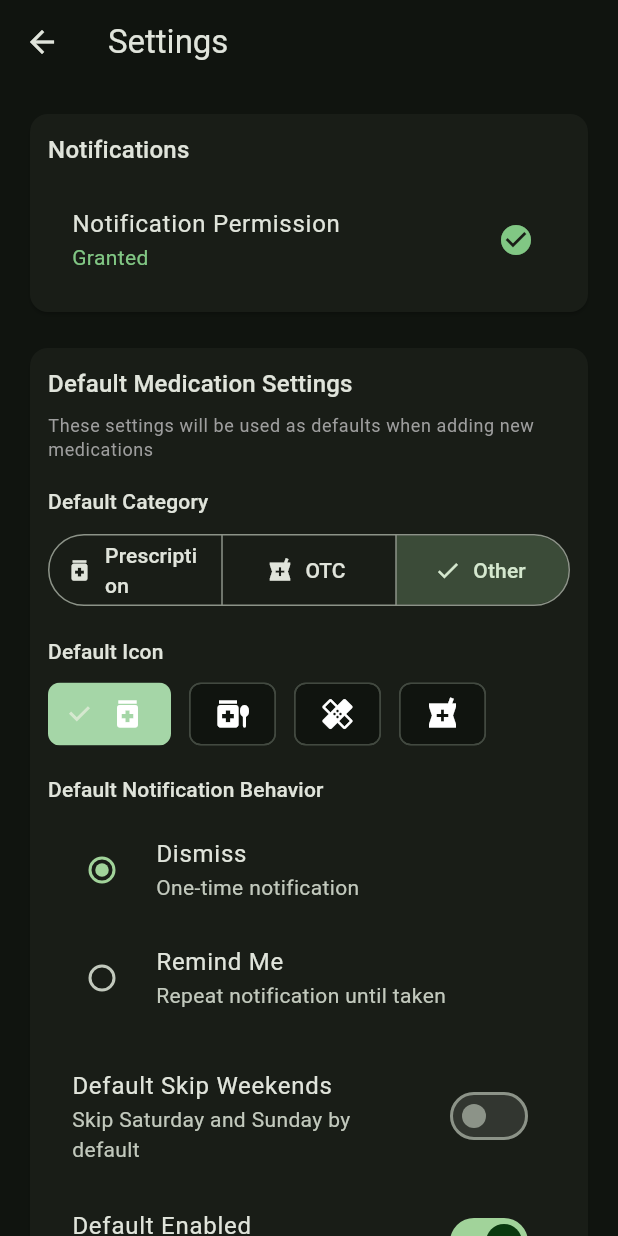
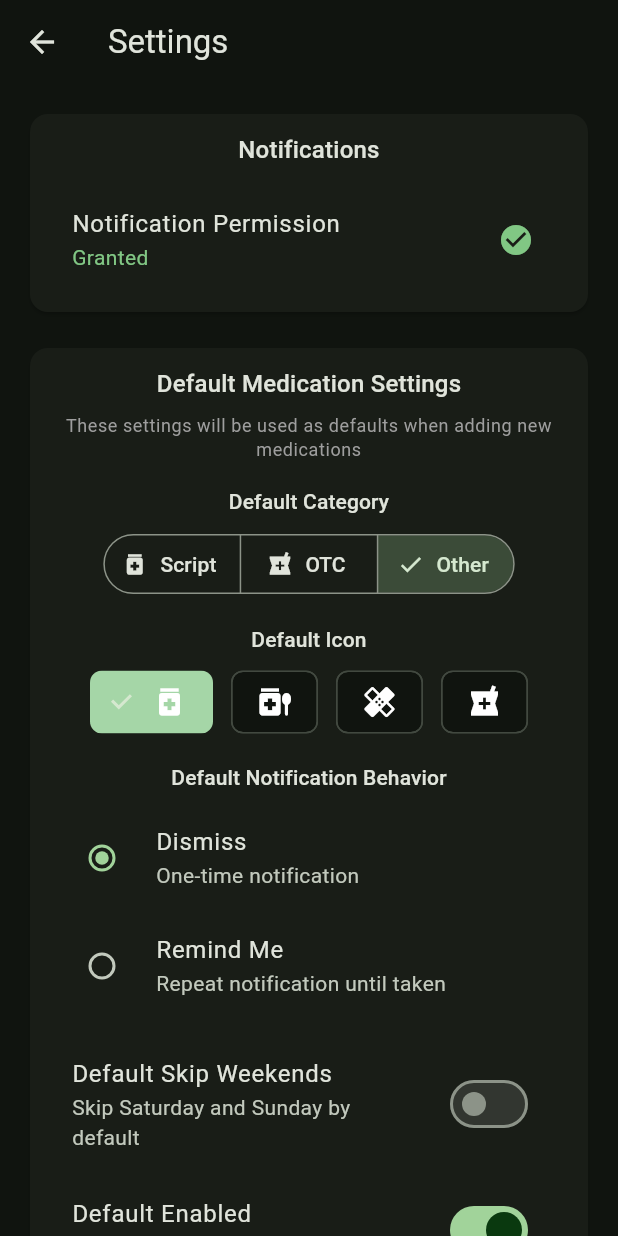
Before and after one commit to griadooss/Medtime, a Flutter app: the SettingsScreen screen opened directly, on a phone screen of 412 x 824 dp. Run offline on Flutter 3.47's test engine with Material 3 defaults, Android fonts, the light colour scheme and no system bars; our stand-ins replace flutter_local_notifications, share_plus, shared_preferences, timezone; accounts and stored records are empty.

Commit message:
Center align form controls and medication details, improve dosage formatting, and update Settings screen layout
- Center aligned all form fields in medication edit screen
- Center aligned medication details in list screen cards
- Fixed dosage amount conversion (1 now displays as 'one' instead of '1')
- Updated helper text to clarify numeric input for dosage amounts
- Applied consistent centering to Settings screen sections
- Changed 'Prescription' to 'Script' for better button fit

```diff
--- a/lib/screens/settings_screen.dart
+++ b/lib/screens/settings_screen.dart
@@ -58,11 +58,12 @@ class _SettingsScreenState extends State<SettingsScreen> {
                 child: Padding(
                   padding: const EdgeInsets.all(12),
                   child: Column(
-                    crossAxisAlignment: CrossAxisAlignment.start,
+                    crossAxisAlignment: CrossAxisAlignment.center,
                     children: [
                       Text(
                         'Notifications',
                         style: Theme.of(context).textTheme.titleMedium,
+                        textAlign: TextAlign.center,
                       ),
                       const SizedBox(height: 12),
                       Consumer<NotificationService>(
@@ -110,11 +111,12 @@ class _SettingsScreenState extends State<SettingsScreen> {
                 child: Padding(
                   padding: const EdgeInsets.all(12),
                   child: Column(
-                    crossAxisAlignment: CrossAxisAlignment.start,
+                    crossAxisAlignment: CrossAxisAlignment.center,
                     children: [
                       Text(
                         'Default Medication Settings',
                         style: Theme.of(context).textTheme.titleMedium,
+                        textAlign: TextAlign.center,
                       ),
                       const SizedBox(height: 8),
                       Text(
@@ -122,6 +124,7 @@ class _SettingsScreenState extends State<SettingsScreen> {
                         style: Theme.of(context).textTheme.bodySmall?.copyWith(
                               color: Colors.grey[500],
                             ),
+                        textAlign: TextAlign.center,
                       ),
                       const SizedBox(height: 16),
 
@@ -129,13 +132,15 @@ class _SettingsScreenState extends State<SettingsScreen> {
                       Text(
                         'Default Category',
                         style: Theme.of(context).textTheme.titleSmall,
+                        textAlign: TextAlign.center,
                       ),
                       const SizedBox(height: 8),
-                      SegmentedButton<MedicationCategory>(
+                      Center(
+                        child: SegmentedButton<MedicationCategory>(
                         segments: const [
                           ButtonSegment<MedicationCategory>(
                             value: MedicationCategory.prescription,
-                            label: Text('Prescription'),
+                            label: Text('Script'),
                             icon: Icon(Icons.medication),
                           ),
                           ButtonSegment<MedicationCategory>(
@@ -155,6 +160,7 @@ class _SettingsScreenState extends State<SettingsScreen> {
                             _defaultCategory = newSelection.first;
                           });
                         },
+                        ),
                       ),
                       const SizedBox(height: 16),
 
@@ -162,11 +168,14 @@ class _SettingsScreenState extends State<SettingsScreen> {
                       Text(
                         'Default Icon',
                         style: Theme.of(context).textTheme.titleSmall,
+                        textAlign: TextAlign.center,
                       ),
                       const SizedBox(height: 8),
-                      Wrap(
-                        spacing: 12,
-                        children: _availableIcons.map((iconName) {
+                      Center(
+                        child: Wrap(
+                          spacing: 12,
+                          alignment: WrapAlignment.center,
+                          children: _availableIcons.map((iconName) {
                           final isSelected = _defaultIconName == iconName;
                           return ChoiceChip(
                             label: Icon(_getIconData(iconName)),
@@ -179,6 +188,7 @@ class _SettingsScreenState extends State<SettingsScreen> {
                             selectedColor: Colors.green[200],
                           );
                         }).toList(),
+                        ),
                       ),
                       const SizedBox(height: 16),
 
@@ -186,6 +196,7 @@ class _SettingsScreenState extends State<SettingsScreen> {
                       Text(
                         'Default Notification Behavior',
                         style: Theme.of(context).textTheme.titleSmall,
+                        textAlign: TextAlign.center,
                       ),
                       const SizedBox(height: 8),
                       RadioListTile<NotificationBehavior>(
@@ -218,11 +229,12 @@ class _SettingsScreenState extends State<SettingsScreen> {
                         Padding(
                           padding: const EdgeInsets.all(16),
                           child: Column(
-                            crossAxisAlignment: CrossAxisAlignment.start,
+                            crossAxisAlignment: CrossAxisAlignment.center,
                             children: [
                               Text(
                                 'Default Reminder Interval: $_defaultReminderIntervalMinutes minutes',
                                 style: Theme.of(context).textTheme.bodyMedium,
+                                textAlign: TextAlign.center,
                               ),
                               Slider(
                                 value: _defaultReminderIntervalMinutes.toDouble(),
@@ -288,11 +300,12 @@ class _SettingsScreenState extends State<SettingsScreen> {
                 child: Padding(
                   padding: const EdgeInsets.all(12),
                   child: Column(
-                    crossAxisAlignment: CrossAxisAlignment.start,
+                    crossAxisAlignment: CrossAxisAlignment.center,
                     children: [
                       Text(
                         'Export Data',
                         style: Theme.of(context).textTheme.titleMedium,
+                        textAlign: TextAlign.center,
                       ),
                       const SizedBox(height: 8),
                       Text(
@@ -300,6 +313,7 @@ class _SettingsScreenState extends State<SettingsScreen> {
                         style: Theme.of(context).textTheme.bodySmall?.copyWith(
                               color: Colors.grey[500],
                             ),
+                        textAlign: TextAlign.center,
                       ),
                       const SizedBox(height: 12),
                       Consumer2<MedicationService, AdherenceService>(
@@ -326,11 +340,12 @@ class _SettingsScreenState extends State<SettingsScreen> {
                 child: Padding(
                   padding: const EdgeInsets.all(12),
                   child: Column(
-                    crossAxisAlignment: CrossAxisAlignment.start,
+                    crossAxisAlignment: CrossAxisAlignment.center,
                     children: [
                       Text(
                         'About',
                         style: Theme.of(context).textTheme.titleMedium,
+                        textAlign: TextAlign.center,
                       ),
                       const SizedBox(height: 12),
                       ListTile(
```
Also changed, not shown: lib/models/medication.dart (+72 -0 lines), lib/screens/medication_edit_screen.dart (+39 -11 lines), lib/screens/medication_list_screen.dart (+23 -10 lines).
